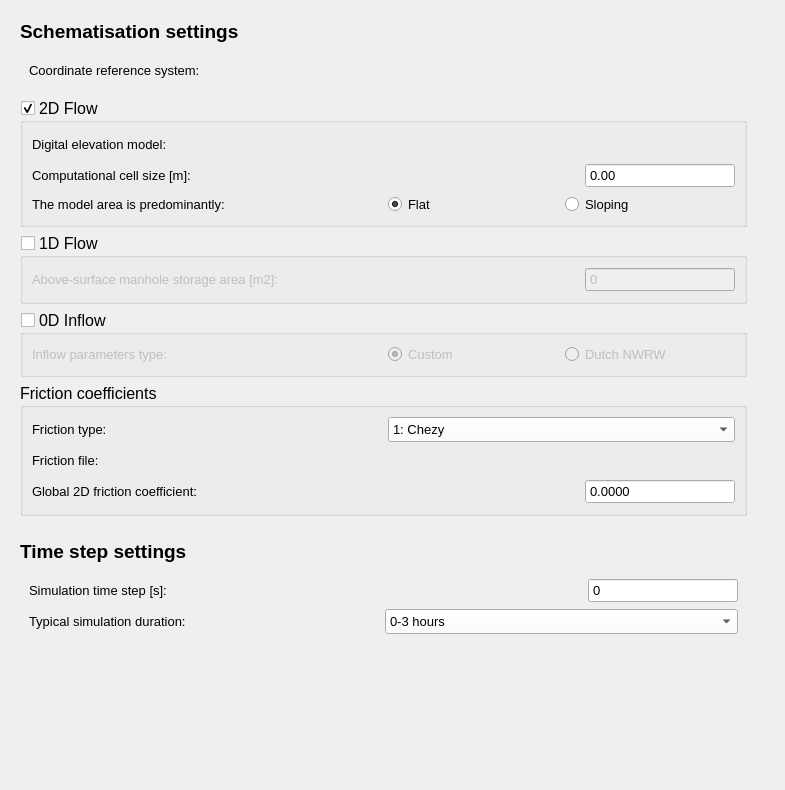
First picture: the form in threedi_models_and_simulations/ui/new_schematisation_wizard/page_schema_settings.ui, repository nens/threedi-api-qgis-client, before the edit.
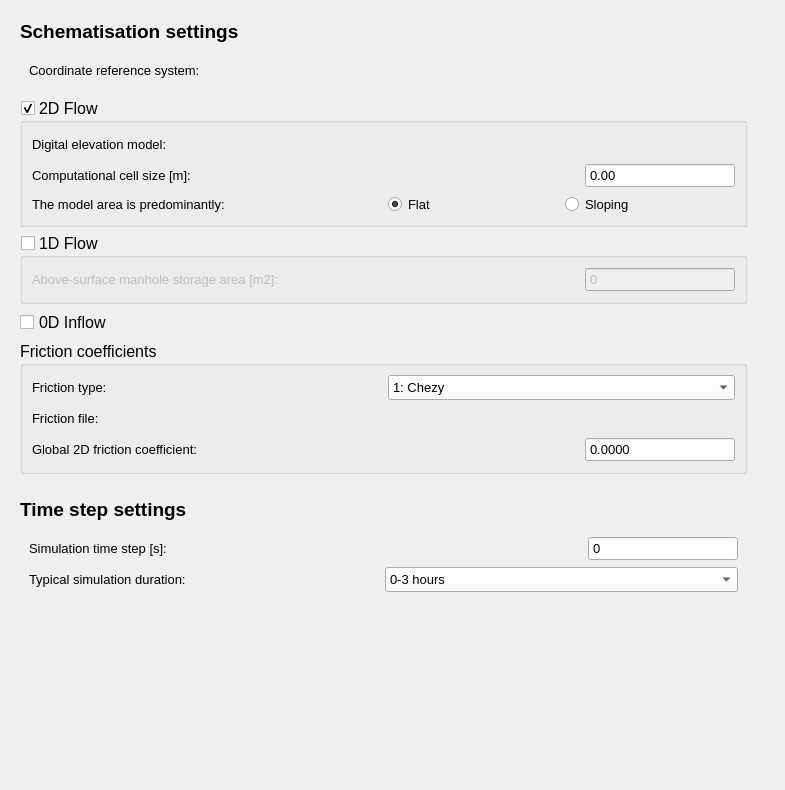
Second picture: the form after the edit. Custom widgets are drawn as their Qt base class.

Commit message: Reduce 0d inflow settings to single checkbox

The edit to the form file:
```diff
--- a/threedi_models_and_simulations/ui/new_schematisation_wizard/page_schema_settings.ui
+++ b/threedi_models_and_simulations/ui/new_schematisation_wizard/page_schema_settings.ui
@@ -575,7 +575,7 @@
        </widget>
       </item>
       <item row="4" column="0">
-       <widget class="QGroupBox" name="use_0d_inflow_group">
+       <widget class="QCheckBox" name="use_0d_inflow_group">
         <property name="font">
          <font>
           <family>Segoe UI</family>
@@ -585,74 +585,12 @@
         <property name="toolTip">
          <string>Check this box if you want to include rainfall-runoff from surfaces and/or urban wastewater production (dry weather flow) in your schematisation.</string>
         </property>
-        <property name="title">
+        <property name="text">
          <string>0D Inflow</string>
         </property>
-        <property name="checkable">
-         <bool>true</bool>
-        </property>
         <property name="checked">
          <bool>false</bool>
         </property>
-        <layout class="QGridLayout" name="gridLayout_4">
-         <item row="0" column="1">
-          <widget class="QRadioButton" name="use_0d_inflow_surfaces">
-           <property name="font">
-            <font>
-             <family>Segoe UI</family>
-             <pointsize>10</pointsize>
-            </font>
-           </property>
-           <property name="toolTip">
-            <string>Use 'surfaces' with custom parameters to define the 0D inflow model for each surface.</string>
-           </property>
-           <property name="text">
-            <string>Custom</string>
-           </property>
-           <property name="checked">
-            <bool>true</bool>
-           </property>
-          </widget>
-         </item>
-         <item row="0" column="2">
-          <widget class="QRadioButton" name="use_0d_inflow_impervious_surfaces">
-           <property name="font">
-            <font>
-             <family>Segoe UI</family>
-             <pointsize>10</pointsize>
-            </font>
-           </property>
-           <property name="toolTip">
-            <string>Use 'impervious surfaces' with the default Dutch 'NWRW' parameters to define the 0D inflow model for each surface.</string>
-           </property>
-           <property name="text">
-            <string>Dutch NWRW</string>
-           </property>
-          </widget>
-         </item>
-         <item row="0" column="0">
-          <widget class="QLabel" name="label_8">
-           <property name="minimumSize">
-            <size>
-             <width>350</width>
-             <height>0</height>
-            </size>
-           </property>
-           <property name="font">
-            <font>
-             <family>Segoe UI</family>
-             <pointsize>10</pointsize>
-            </font>
-           </property>
-           <property name="toolTip">
-            <string>Use 'surfaces' or 'impervious surfaces' to parameterize the 0D inflow models for each surface</string>
-           </property>
-           <property name="text">
-            <string>Inflow parameters type:</string>
-           </property>
-          </widget>
-         </item>
-        </layout>
        </widget>
       </item>
       <item row="0" column="0">
```
Left out of the diff: 2 changed lines with no effect on the pictures. The commit also changes 1 other file.
